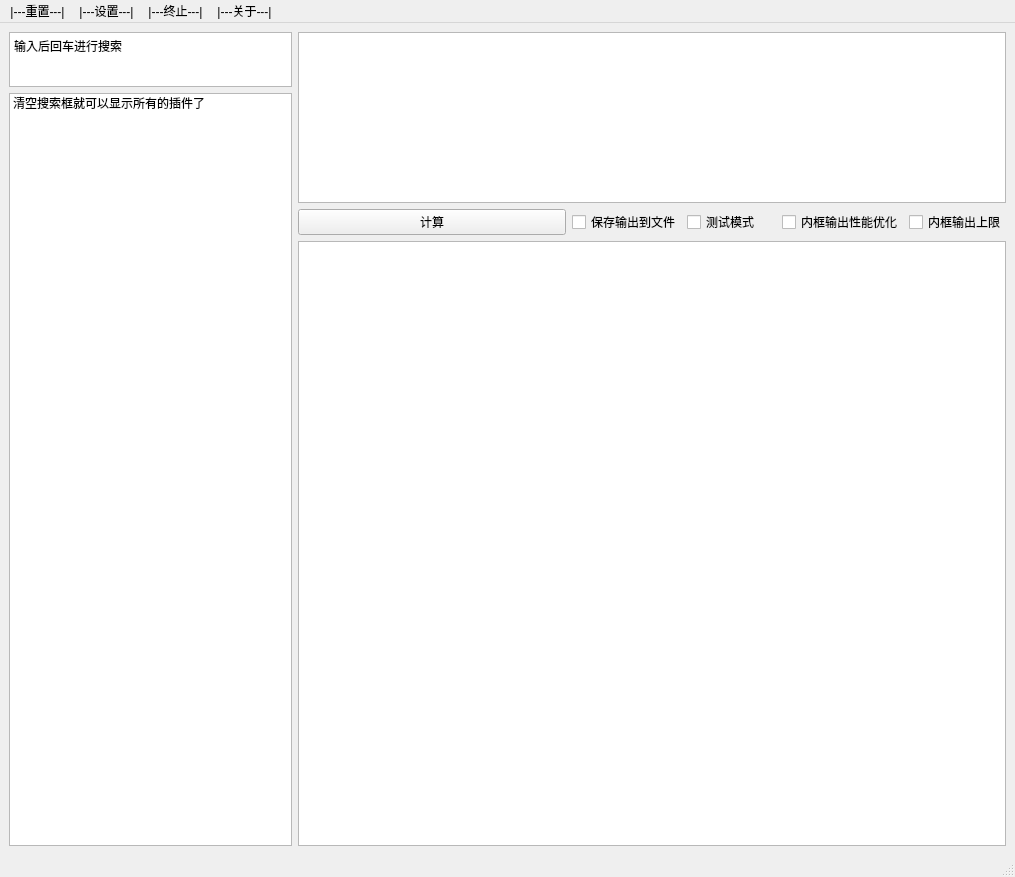
Above: src/ui/MainWindow.ui from HowieHz/hpyculator before the change. Below: the same form after it.
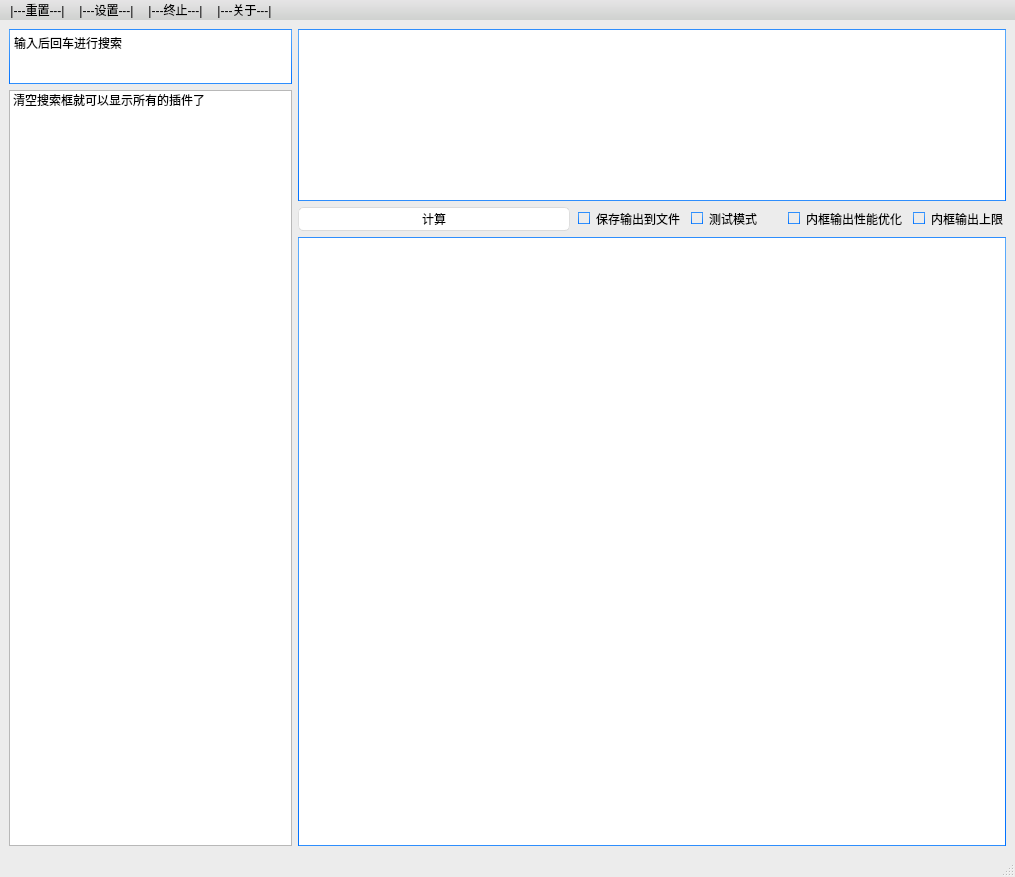
That is the form after the change.

Commit message:
样式应用
样式应用

What changed in the file:
```diff
--- a/src/ui/MainWindow.ui
+++ b/src/ui/MainWindow.ui
@@ -13,6 +13,567 @@
   <property name="windowTitle">
    <string>hpycacular</string>
   </property>
+  <property name="styleSheet">
+   <string notr="true">/*
+Aqua Style Sheet for QT Applications
+Author: Jaime A. Quiroga P.
+Company: GTRONICK
+Last updated: 22/01/2019, 07:55.
+Available at: https://github.com/GTRONICK/QSS/blob/master/Aqua.qss
+*/
+QMainWindow {
+	background-color:#ececec;
+}
+QTextEdit {
+	border-width: 1px;
+	border-style: solid;
+	border-color: qlineargradient(spread:pad, x1:0.5, y1:1, x2:0.5, y2:0, stop:0 rgba(0, 113, 255, 255), stop:1 rgba(91, 171, 252, 255));
+}
+QPlainTextEdit {
+	border-width: 1px;
+	border-style: solid;
+	border-color: qlineargradient(spread:pad, x1:0.5, y1:1, x2:0.5, y2:0, stop:0 rgba(0, 113, 255, 255), stop:1 rgba(91, 171, 252, 255));
+}
+QToolButton {
+	border-style: solid;
+	border-top-color: qlineargradient(spread:pad, x1:0.5, y1:1, x2:0.5, y2:0, stop:0 rgb(215, 215, 215), stop:1 rgb(222, 222, 222));
+	border-right-color: qlineargradient(spread:pad, x1:0, y1:0.5, x2:1, y2:0.5, stop:0 rgb(217, 217, 217), stop:1 rgb(227, 227, 227));
+	border-left-color: qlineargradient(spread:pad, x1:0, y1:0.5, x2:1, y2:0.5, stop:0 rgb(227, 227, 227), stop:1 rgb(217, 217, 217));
+	border-bottom-color: qlineargradient(spread:pad, x1:0.5, y1:1, x2:0.5, y2:0, stop:0 rgb(215, 215, 215), stop:1 rgb(222, 222, 222));
+	border-width: 1px;
+	border-radius: 5px;
+	color: rgb(0,0,0);
+	padding: 2px;
+	background-color: rgb(255,255,255);
+}
+QToolButton:hover{
+	border-style: solid;
+	border-top-color: qlineargradient(spread:pad, x1:0.5, y1:1, x2:0.5, y2:0, stop:0 rgb(195, 195, 195), stop:1 rgb(222, 222, 222));
+	border-right-color: qlineargradient(spread:pad, x1:0, y1:0.5, x2:1, y2:0.5, stop:0 rgb(197, 197, 197), stop:1 rgb(227, 227, 227));
+	border-left-color: qlineargradient(spread:pad, x1:0, y1:0.5, x2:1, y2:0.5, stop:0 rgb(227, 227, 227), stop:1 rgb(197, 197, 197));
+	border-bottom-color: qlineargradient(spread:pad, x1:0.5, y1:1, x2:0.5, y2:0, stop:0 rgb(195, 195, 195), stop:1 rgb(222, 222, 222));
+	border-width: 1px;
+	border-radius: 5px;
+	color: rgb(0,0,0);
+	padding: 2px;
+	background-color: rgb(255,255,255);
+}
+QToolButton:pressed{
+	border-style: solid;
+	border-top-color: qlineargradient(spread:pad, x1:0.5, y1:1, x2:0.5, y2:0, stop:0 rgb(215, 215, 215), stop:1 rgb(222, 222, 222));
+	border-right-color: qlineargradient(spread:pad, x1:0, y1:0.5, x2:1, y2:0.5, stop:0 rgb(217, 217, 217), stop:1 rgb(227, 227, 227));
+	border-left-color: qlineargradient(spread:pad, x1:0, y1:0.5, x2:1, y2:0.5, stop:0 rgb(227, 227, 227), stop:1 rgb(217, 217, 217));
+	border-bottom-color: qlineargradient(spread:pad, x1:0.5, y1:1, x2:0.5, y2:0, stop:0 rgb(215, 215, 215), stop:1 rgb(222, 222, 222));
+	border-width: 1px;
+	border-radius: 5px;
+	color: rgb(0,0,0);
+	padding: 2px;
+	background-color: rgb(142,142,142);
+}
+QPushButton{
+	border-style: solid;
+	border-top-color: qlineargradient(spread:pad, x1:0.5, y1:1, x2:0.5, y2:0, stop:0 rgb(215, 215, 215), stop:1 rgb(222, 222, 222));
+	border-right-color: qlineargradient(spread:pad, x1:0, y1:0.5, x2:1, y2:0.5, stop:0 rgb(217, 217, 217), stop:1 rgb(227, 227, 227));
+	border-left-color: qlineargradient(spread:pad, x1:0, y1:0.5, x2:1, y2:0.5, stop:0 rgb(227, 227, 227), stop:1 rgb(217, 217, 217));
+	border-bottom-color: qlineargradient(spread:pad, x1:0.5, y1:1, x2:0.5, y2:0, stop:0 rgb(215, 215, 215), stop:1 rgb(222, 222, 222));
+	border-width: 1px;
+	border-radius: 5px;
+	color: rgb(0,0,0);
+	padding: 2px;
+	background-color: rgb(255,255,255);
+}
+QPushButton::default{
+	border-style: solid;
+	border-top-color: qlineargradient(spread:pad, x1:0.5, y1:1, x2:0.5, y2:0, stop:0 rgb(215, 215, 215), stop:1 rgb(222, 222, 222));
+	border-right-color: qlineargradient(spread:pad, x1:0, y1:0.5, x2:1, y2:0.5, stop:0 rgb(217, 217, 217), stop:1 rgb(227, 227, 227));
+	border-left-color: qlineargradient(spread:pad, x1:0, y1:0.5, x2:1, y2:0.5, stop:0 rgb(227, 227, 227), stop:1 rgb(217, 217, 217));
+	border-bottom-color: qlineargradient(spread:pad, x1:0.5, y1:1, x2:0.5, y2:0, stop:0 rgb(215, 215, 215), stop:1 rgb(222, 222, 222));
+	border-width: 1px;
+	border-radius: 5px;
+	color: rgb(0,0,0);
+	padding: 2px;
+	background-color: rgb(255,255,255);
+}
+QPushButton:hover{
+	border-style: solid;
+	border-top-color: qlineargradient(spread:pad, x1:0.5, y1:1, x2:0.5, y2:0, stop:0 rgb(195, 195, 195), stop:1 rgb(222, 222, 222));
+	border-right-color: qlineargradient(spread:pad, x1:0, y1:0.5, x2:1, y2:0.5, stop:0 rgb(197, 197, 197), stop:1 rgb(227, 227, 227));
+	border-left-color: qlineargradient(spread:pad, x1:0, y1:0.5, x2:1, y2:0.5, stop:0 rgb(227, 227, 227), stop:1 rgb(197, 197, 197));
+	border-bottom-color: qlineargradient(spread:pad, x1:0.5, y1:1, x2:0.5, y2:0, stop:0 rgb(195, 195, 195), stop:1 rgb(222, 222, 222));
+	border-width: 1px;
+	border-radius: 5px;
+	color: rgb(0,0,0);
+	padding: 2px;
+	background-color: rgb(255,255,255);
+}
+QPushButton:pressed{
+	border-style: solid;
+	border-top-color: qlineargradient(spread:pad, x1:0.5, y1:1, x2:0.5, y2:0, stop:0 rgb(215, 215, 215), stop:1 rgb(222, 222, 222));
+	border-right-color: qlineargradient(spread:pad, x1:0, y1:0.5, x2:1, y2:0.5, stop:0 rgb(217, 217, 217), stop:1 rgb(227, 227, 227));
+	border-left-color: qlineargradient(spread:pad, x1:0, y1:0.5, x2:1, y2:0.5, stop:0 rgb(227, 227, 227), stop:1 rgb(217, 217, 217));
+	border-bottom-color: qlineargradient(spread:pad, x1:0.5, y1:1, x2:0.5, y2:0, stop:0 rgb(215, 215, 215), stop:1 rgb(222, 222, 222));
+	border-width: 1px;
+	border-radius: 5px;
+	color: rgb(0,0,0);
+	padding: 2px;
+	background-color: rgb(142,142,142);
+}
+QPushButton:disabled{
+	border-style: solid;
+	border-top-color: qlineargradient(spread:pad, x1:0.5, y1:1, x2:0.5, y2:0, stop:0 rgb(215, 215, 215), stop:1 rgb(222, 222, 222));
+	border-right-color: qlineargradient(spread:pad, x1:0, y1:0.5, x2:1, y2:0.5, stop:0 rgb(217, 217, 217), stop:1 rgb(227, 227, 227));
+	border-left-color: qlineargradient(spread:pad, x1:0, y1:0.5, x2:1, y2:0.5, stop:0 rgb(227, 227, 227), stop:1 rgb(217, 217, 217));
+	border-bottom-color: qlineargradient(spread:pad, x1:0.5, y1:1, x2:0.5, y2:0, stop:0 rgb(215, 215, 215), stop:1 rgb(222, 222, 222));
+	border-width: 1px;
+	border-radius: 5px;
+	color: #808086;
+	padding: 2px;
+	background-color: rgb(142,142,142);
+}
+QLineEdit {
+	border-width: 1px; border-radius: 4px;
+	border-style: solid;
+	border-color: qlineargradient(spread:pad, x1:0.5, y1:1, x2:0.5, y2:0, stop:0 rgba(0, 113, 255, 255), stop:1 rgba(91, 171, 252, 255));
+}
+QLabel {
+	color: #000000;
+}
+QLCDNumber {
+	color: rgb(0, 113, 255, 255);
+}
+QProgressBar {
+	text-align: center;
+	color: rgb(240, 240, 240);
+	border-width: 1px; 
+	border-radius: 10px;
+	border-color: rgb(230, 230, 230);
+	border-style: solid;
+	background-color:rgb(207,207,207);
+}
+QProgressBar::chunk {
+	background-color: qlineargradient(spread:pad, x1:0.5, y1:1, x2:0.5, y2:0, stop:0 rgba(49, 147, 250, 255), stop:1 rgba(34, 142, 255, 255));
+	border-radius: 10px;
+}
+QMenuBar {
+	background-color: qlineargradient(spread:pad, x1:0.5, y1:1, x2:0.5, y2:0, stop:0 rgba(207, 209, 207, 255), stop:1 rgba(230, 229, 230, 255));
+}
+QMenuBar::item {
+	color: #000000;
+  	spacing: 3px;
+  	padding: 1px 4px;
+	background-color: qlineargradient(spread:pad, x1:0.5, y1:1, x2:0.5, y2:0, stop:0 rgba(207, 209, 207, 255), stop:1 rgba(230, 229, 230, 255));
+}
+
+QMenuBar::item:selected {
+  	background-color: qlineargradient(spread:pad, x1:0.5, y1:1, x2:0.5, y2:0, stop:0 rgba(0, 113, 255, 255), stop:1 rgba(91, 171, 252, 255));
+	color: #FFFFFF;
+}
+QMenu::item:selected {
+	border-style: solid;
+	border-top-color: transparent;
+	border-right-color: transparent;
+	border-left-color: qlineargradient(spread:pad, x1:0.5, y1:1, x2:0.5, y2:0, stop:0 rgba(0, 113, 255, 255), stop:1 rgba(91, 171, 252, 255));
+	border-bottom-color: transparent;
+	border-left-width: 2px;
+	color: #000000;
+	padding-left:15px;
+	padding-top:4px;
+	padding-bottom:4px;
+	padding-right:7px;
+}
+QMenu::item {
+	border-style: solid;
+	border-top-color: transparent;
+	border-right-color: transparent;
+	border-left-color: transparent;
+	border-bottom-color: transparent;
+	border-bottom-width: 1px;
+	color: #000000;
+	padding-left:17px;
+	padding-top:4px;
+	padding-bottom:4px;
+	padding-right:7px;
+}
+QTabWidget {
+	color:rgb(0,0,0);
+	background-color:#000000;
+}
+QTabWidget::pane {
+		border-color: rgb(223,223,223);
+		background-color:rgb(226,226,226);
+		border-style: solid;
+		border-width: 2px;
+    	border-radius: 6px;
+}
+QTabBar::tab:first {
+	border-style: solid;
+	border-left-width:1px;
+	border-right-width:0px;
+	border-top-width:1px;
+	border-bottom-width:1px;
+	border-top-color: rgb(209,209,209);
+	border-left-color: qlineargradient(spread:pad, x1:0.5, y1:1, x2:0.5, y2:0, stop:0 rgba(209, 209, 209, 209), stop:1 rgba(229, 229, 229, 229));
+	border-bottom-color: rgb(229,229,229);
+	border-top-left-radius: 4px;
+	border-bottom-left-radius: 4px;
+	color: #000000;
+	padding: 3px;
+	margin-left:0px;
+	background-color: qlineargradient(spread:pad, x1:0.5, y1:1, x2:0.5, y2:0, stop:0 rgba(247, 247, 247, 255), stop:1 rgba(255, 255, 255, 255));
+}
+QTabBar::tab:last {
+	border-style: solid;
+	border-width:1px;
+	border-top-color: rgb(209,209,209);
+	border-left-color: qlineargradient(spread:pad, x1:0.5, y1:1, x2:0.5, y2:0, stop:0 rgba(209, 209, 209, 209), stop:1 rgba(229, 229, 229, 229));
+	border-right-color: qlineargradient(spread:pad, x1:0.5, y1:1, x2:0.5, y2:0, stop:0 rgba(209, 209, 209, 209), stop:1 rgba(229, 229, 229, 229));
+	border-bottom-color: rgb(229,229,229);
+	border-top-right-radius: 4px;
+	border-bottom-right-radius: 4px;
+	color: #000000;
+	padding: 3px;
+	margin-left:0px;
+	background-color: qlineargradient(spread:pad, x1:0.5, y1:1, x2:0.5, y2:0, stop:0 rgba(247, 247, 247, 255), stop:1 rgba(255, 255, 255, 255));
+}
+QTabBar::tab {
+	border-style: solid;
+	border-top-width:1px;
+	border-bottom-width:1px;
+	border-left-width:1px;
+	border-top-color: rgb(209,209,209);
+	border-left-color: qlineargradient(spread:pad, x1:0.5, y1:1, x2:0.5, y2:0, stop:0 rgba(209, 209, 209, 209), stop:1 rgba(229, 229, 229, 229));
+	border-bottom-color: rgb(229,229,229);
+	color: #000000;
+	padding: 3px;
+	margin-left:0px;
+	background-color: qlineargradient(spread:pad, x1:0.5, y1:1, x2:0.5, y2:0, stop:0 rgba(247, 247, 247, 255), stop:1 rgba(255, 255, 255, 255));
+}
+QTabBar::tab:selected, QTabBar::tab:last:selected, QTabBar::tab:hover {
+  	border-style: solid;
+  	border-left-width:1px;
+	border-right-color: transparent;
+	border-top-color: rgb(209,209,209);
+	border-left-color: qlineargradient(spread:pad, x1:0.5, y1:1, x2:0.5, y2:0, stop:0 rgba(209, 209, 209, 209), stop:1 rgba(229, 229, 229, 229));
+	border-bottom-color: rgb(229,229,229);
+	color: #FFFFFF;
+	padding: 3px;
+	margin-left:0px;
+	background-color: qlineargradient(spread:pad, x1:0.5, y1:1, x2:0.5, y2:0, stop:0 rgba(0, 113, 255, 255), stop:1 rgba(91, 171, 252, 255));
+}
+
+QTabBar::tab:selected, QTabBar::tab:first:selected, QTabBar::tab:hover {
+  	border-style: solid;
+  	border-left-width:1px;
+  	border-bottom-width:1px;
+  	border-top-width:1px;
+	border-right-color: transparent;
+	border-top-color: rgb(209,209,209);
+	border-left-color: qlineargradient(spread:pad, x1:0.5, y1:1, x2:0.5, y2:0, stop:0 rgba(209, 209, 209, 209), stop:1 rgba(229, 229, 229, 229));
+	border-bottom-color: rgb(229,229,229);
+	color: #FFFFFF;
+	padding: 3px;
+	margin-left:0px;
+	background-color: qlineargradient(spread:pad, x1:0.5, y1:1, x2:0.5, y2:0, stop:0 rgba(0, 113, 255, 255), stop:1 rgba(91, 171, 252, 255));
+}
+
+QCheckBox {
+	color: #000000;
+	padding: 2px;
+}
+QCheckBox:disabled {
+	color: #808086;
+	padding: 2px;
+}
+
+QCheckBox:hover {
+	border-radius:4px;
+	border-style:solid;
+	padding-left: 1px;
+	padding-right: 1px;
+	padding-bottom: 1px;
+	padding-top: 1px;
+	border-width:1px;
+	border-color: transparent;
+}
+QCheckBox::indicator:checked {
+
+	height: 10px;
+	width: 10px;
+	border-style:solid;
+	border-width: 1px;
+	border-color: qlineargradient(spread:pad, x1:0.5, y1:1, x2:0.5, y2:0, stop:0 rgba(0, 113, 255, 255), stop:1 rgba(91, 171, 252, 255));
+	color: #000000;
+	background-color: qlineargradient(spread:pad, x1:0.5, y1:1, x2:0.5, y2:0, stop:0 rgba(0, 113, 255, 255), stop:1 rgba(91, 171, 252, 255));
+}
+QCheckBox::indicator:unchecked {
+
+	height: 10px;
+	width: 10px;
+	border-style:solid;
+	border-width: 1px;
+	border-color: qlineargradient(spread:pad, x1:0.5, y1:1, x2:0.5, y2:0, stop:0 rgba(0, 113, 255, 255), stop:1 rgba(91, 171, 252, 255));
+	color: #000000;
+}
+QRadioButton {
+	color: 000000;
+	padding: 1px;
+}
+QRadioButton::indicator:checked {
+	height: 10px;
+	width: 10px;
+	border-style:solid;
+	border-radius:5px;
+	border-width: 1px;
+	border-color: qlineargradient(spread:pad, x1:0.5, y1:1, x2:0.5, y2:0, stop:0 rgba(0, 113, 255, 255), stop:1 rgba(91, 171, 252, 255));
+	color: #a9b7c6;
+	background-color: qlineargradient(spread:pad, x1:0.5, y1:1, x2:0.5, y2:0, stop:0 rgba(0, 113, 255, 255), stop:1 rgba(91, 171, 252, 255));
+}
+QRadioButton::indicator:!checked {
+	height: 10px;
+	width: 10px;
+	border-style:solid;
+	border-radius:5px;
+	border-width: 1px;
+	border-color: qlineargradient(spread:pad, x1:0.5, y1:1, x2:0.5, y2:0, stop:0 rgba(0, 113, 255, 255), stop:1 rgba(91, 171, 252, 255));
+	color: #a9b7c6;
+	background-color: transparent;
+}
+QStatusBar {
+	color:#027f7f;
+}
+QSpinBox {
+	border-style: solid;
+	border-width: 1px;
+	border-color: qlineargradient(spread:pad, x1:0.5, y1:1, x2:0.5, y2:0, stop:0 rgba(0, 113, 255, 255), stop:1 rgba(91, 171, 252, 255));
+}
+QDoubleSpinBox {
+	border-style: solid;
+	border-width: 1px;
+	border-color: qlineargradient(spread:pad, x1:0.5, y1:1, x2:0.5, y2:0, stop:0 rgba(0, 113, 255, 255), stop:1 rgba(91, 171, 252, 255));
+}
+QTimeEdit {
+	border-style: solid;
+	border-width: 1px;
+	border-color: qlineargradient(spread:pad, x1:0.5, y1:1, x2:0.5, y2:0, stop:0 rgba(0, 113, 255, 255), stop:1 rgba(91, 171, 252, 255));
+}
+QDateTimeEdit {
+	border-style: solid;
+	border-width: 1px;
+	border-color: qlineargradient(spread:pad, x1:0.5, y1:1, x2:0.5, y2:0, stop:0 rgba(0, 113, 255, 255), stop:1 rgba(91, 171, 252, 255));
+}
+QDateEdit {
+	border-style: solid;
+	border-width: 1px;
+	border-color: qlineargradient(spread:pad, x1:0.5, y1:1, x2:0.5, y2:0, stop:0 rgba(0, 113, 255, 255), stop:1 rgba(91, 171, 252, 255));
+}
+
+QToolBox {
+	color: #a9b7c6;
+	background-color:#000000;
+}
+QToolBox::tab {
+	color: #a9b7c6;
+	background-color:#000000;
+}
+QToolBox::tab:selected {
+	color: #FFFFFF;
+	background-color:#000000;
+}
+QScrollArea {
+	color: #FFFFFF;
+	background-color:#000000;
+}
+QSlider::groove:horizontal {
+	height: 5px;
+	background-color: qlineargradient(spread:pad, x1:0.5, y1:1, x2:0.5, y2:0, stop:0 rgba(49, 147, 250, 255), stop:1 rgba(34, 142, 255, 255));
+}
+QSlider::groove:vertical {
+	width: 5px;
+	background-color: qlineargradient(spread:pad, x1:0.5, y1:1, x2:0.5, y2:0, stop:0 rgba(49, 147, 250, 255), stop:1 rgba(34, 142, 255, 255));
+}
+QSlider::handle:horizontal {
+	background: rgb(253,253,253);
+	border-style: solid;
+	border-width: 1px;
+	border-color: rgb(207,207,207);
+	width: 12px;
+	margin: -5px 0;
+	border-radius: 7px;
+}
+QSlider::handle:vertical {
+	background: rgb(253,253,253);
+	border-style: solid;
+	border-width: 1px;
+	border-color: rgb(207,207,207);
+	height: 12px;
+	margin: 0 -5px;
+	border-radius: 7px;
+}
+QSlider::add-page:horizontal {
+    background: rgb(181,181,181);
+}
+QSlider::add-page:vertical {
+    background: rgb(181,181,181);
+}
+QSlider::sub-page:horizontal {
+    background-color: qlineargradient(spread:pad, x1:0.5, y1:1, x2:0.5, y2:0, stop:0 rgba(49, 147, 250, 255), stop:1 rgba(34, 142, 255, 255));
+}
+QSlider::sub-page:vertical {
+    background-color: qlineargradient(spread:pad, y1:0.5, x1:1, y2:0.5, x2:0, stop:0 rgba(49, 147, 250, 255), stop:1 rgba(34, 142, 255, 255));
+}
+QScrollBar:horizontal {
+	max-height: 20px;
+	border: 1px transparent grey;
+	margin: 0px 20px 0px 20px;
+}
+QScrollBar:vertical {
+	max-width: 20px;
+	border: 1px transparent grey;
+	margin: 20px 0px 20px 0px;
+}
+QScrollBar::handle:horizontal {
+	background: rgb(253,253,253);
+	border-style: solid;
+	border-width: 1px;
+	border-color: rgb(207,207,207);
+	border-radius: 7px;
+	min-width: 25px;
+}
+QScrollBar::handle:horizontal:hover {
+	background: rgb(253,253,253);
+	border-style: solid;
+	border-width: 1px;
+	border-color: rgb(147, 200, 200);
+	border-radius: 7px;
+	min-width: 25px;
+}
+QScrollBar::handle:vertical {
+	background: rgb(253,253,253);
+	border-style: solid;
+	border-width: 1px;
+	border-color: rgb(207,207,207);
+	border-radius: 7px;
+	min-height: 25px;
+}
+QScrollBar::handle:vertical:hover {
+	background: rgb(253,253,253);
+	border-style: solid;
+	border-width: 1px;
+	border-color: rgb(147, 200, 200);
+	border-radius: 7px;
+	min-height: 25px;
+}
+QScrollBar::add-line:horizontal {
+   border: 2px transparent grey;
+   border-top-right-radius: 7px;
+   border-bottom-right-radius: 7px;
+   background: rgba(34, 142, 255, 255);
+   width: 20px;
+   subcontrol-position: right;
+   subcontrol-origin: margin;
+}
+QScrollBar::add-line:horizontal:pressed {
+   border: 2px transparent grey;
+   border-top-right-radius: 7px;
+   border-bottom-right-radius: 7px;
+   background: rgb(181,181,181);
+   width: 20px;
+   subcontrol-position: right;
+   subcontrol-origin: margin;
+}
+QScrollBar::add-line:vertical {
+   border: 2px transparent grey;
+   border-bottom-left-radius: 7px;
+   border-bottom-right-radius: 7px;
+   background: rgba(34, 142, 255, 255);
+   height: 20px;
+   subcontrol-position: bottom;
+   subcontrol-origin: margin;
+}
+QScrollBar::add-line:vertical:pressed {
+   border: 2px transparent grey;
+   border-bottom-left-radius: 7px;
+   border-bottom-right-radius: 7px;
+   background: rgb(181,181,181);
+   height: 20px;
+   subcontrol-position: bottom;
+   subcontrol-origin: margin;
+}
+QScrollBar::sub-line:horizontal {
+   border: 2px transparent grey;
+   border-top-left-radius: 7px;
+   border-bottom-left-radius: 7px;
+   background: rgba(34, 142, 255, 255);
+   width: 20px;
+   subcontrol-position: left;
+   subcontrol-origin: margin;
+}
+QScrollBar::sub-line:horizontal:pressed {
+   border: 2px transparent grey;
+   border-top-left-radius: 7px;
+   border-bottom-left-radius: 7px;
+   background: rgb(181,181,181);
+   width: 20px;
+   subcontrol-position: left;
+   subcontrol-origin: margin;
+}
+QScrollBar::sub-line:vertical {
+   border: 2px transparent grey;
+   border-top-left-radius: 7px;
+   border-top-right-radius: 7px;
+   background: rgba(34, 142, 255, 255);
+   height: 20px;
+   subcontrol-position: top;
+   subcontrol-origin: margin;
+}
+QScrollBar::sub-line:vertical:pressed {
+   border: 2px transparent grey;
+   border-top-left-radius: 7px;
+   border-top-right-radius: 7px;
+   background: rgb(181,181,181);
+   height: 20px;
+   subcontrol-position: top;
+   subcontrol-origin: margin;
+}
+QScrollBar::left-arrow:horizontal {
+   border: 1px transparent grey;
+   border-top-left-radius: 3px;
+   border-bottom-left-radius: 3px;
+   width: 6px;
+   height: 6px;
+   background: white;
+}
+QScrollBar::right-arrow:horizontal {
+   border: 1px transparent grey;
+   border-top-right-radius: 3px;
+   border-bottom-right-radius: 3px;
+   width: 6px;
+   height: 6px;
+   background: white;
+}
+QScrollBar::up-arrow:vertical {
+   border: 1px transparent grey;
+   border-top-left-radius: 3px;
+   border-top-right-radius: 3px;
+   width: 6px;
+   height: 6px;
+   background: white;
+}
+QScrollBar::down-arrow:vertical {
+   border: 1px transparent grey;
+   border-bottom-left-radius: 3px;
+   border-bottom-right-radius: 3px;
+   width: 6px;
+   height: 6px;
+   background: white;
+}
+QScrollBar::add-page:horizontal, QScrollBar::sub-page:horizontal {
+   background: none;
+}
+QScrollBar::add-page:vertical, QScrollBar::sub-page:vertical {
+   background: none;
+}</string>
+  </property>
   <widget class="QWidget" name="central_widget">
    <layout class="QGridLayout" name="gridLayout_2">
     <item row="0" column="0">
@@ -183,7 +744,7 @@
      <x>0</x>
      <y>0</y>
      <width>1015</width>
-     <height>22</height>
+     <height>19</height>
     </rect>
    </property>
    <widget class="QMenu" name="about__menu">
```
The commit also changes 1 other file.
